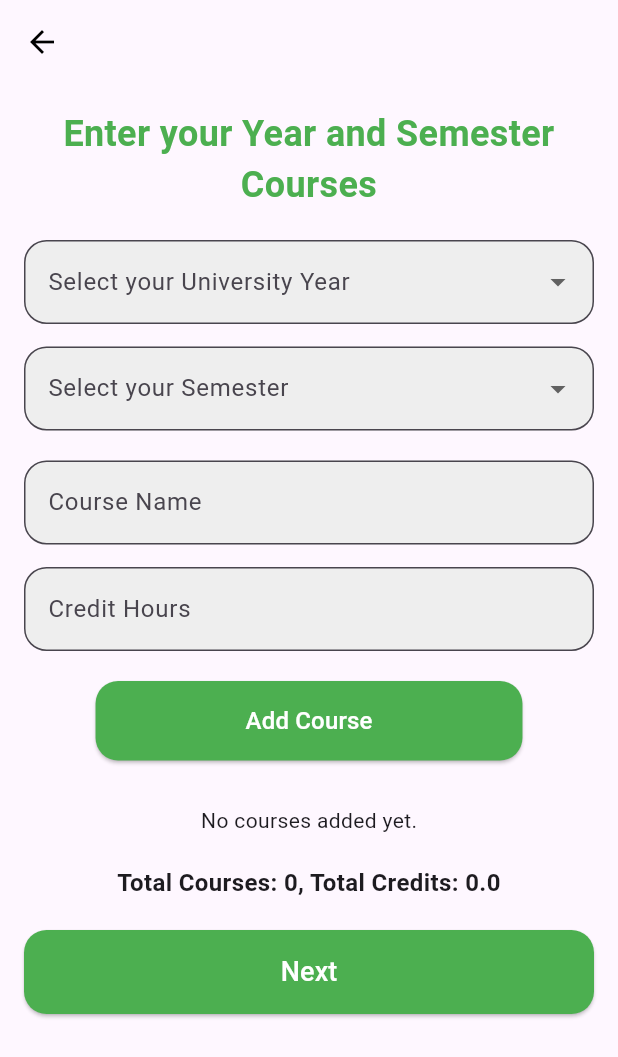
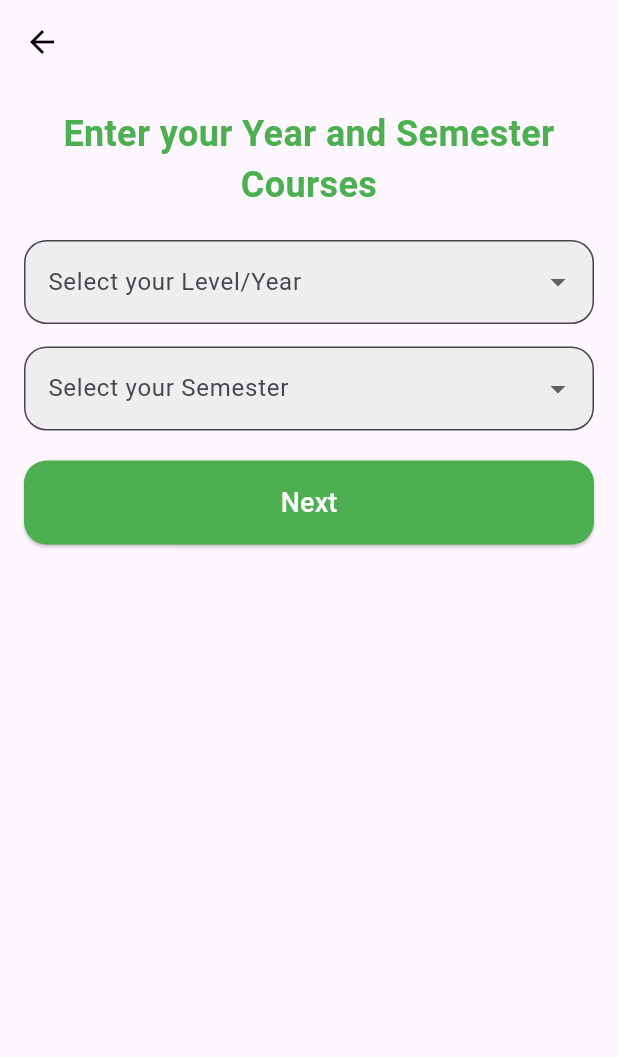
Before and after one commit to YUSSIF62/gpa_personalized_app, a Flutter app: the CoursesInputScreen screen opened directly with empty values, on a phone screen of 412 x 824 dp. Shown: the top 1057 px of the screen. Run offline on Flutter 3.47's test engine with Material 3 defaults, Android fonts, the phone set to English and light mode, and no system bars; our stand-ins replace firebase_auth; accounts and stored records are empty.

Commit message:
Update course_inputScreen.dart

```diff
--- a/lib/screens/course_inputScreen.dart
+++ b/lib/screens/course_inputScreen.dart
@@ -24,30 +24,8 @@ class _CoursesInputScreenState extends State<CoursesInputScreen> {
   List<Map<String, dynamic>> _courses = [];
 
   // Dropdown options for Year and Semester
-  final List<String> _years = [
-    'Level 100',
-    'Level 200',
-    'Level 300',
-    'Level 400'
-  ];
-  final List<String> _semesters = ['First Semester', 'Second Semester'];
-
-  // Method to add course details
-  void _addCourse() {
-    if (_formKey.currentState!.validate()) {
-      _formKey.currentState!.save();
-      setState(() {
-        _courses.add({'name': _courseName, 'credits': _creditHours});
-        _courseName = '';
-        _creditHours = 0.0;
-        _formKey.currentState!.reset();
-      });
-    }
-  }
-
-  double get _totalCredits {
-    return _courses.fold(0.0, (total, course) => total + course['credits']);
-  }
+  final List<String> _years = ['100', '200', '300', '400'];
+  final List<String> _semesters = ['First', 'Semester'];
 
   // Method to navigate to the Pledge Screen
   void _goToPledgeScreen() {
@@ -104,7 +82,7 @@ class _CoursesInputScreenState extends State<CoursesInputScreen> {
               // Dropdown for Selecting University Year
               DropdownButtonFormField<String>(
                 decoration: InputDecoration(
-                  labelText: 'Select your University Year',
+                  labelText: 'Select your Level/Year',
                   border: OutlineInputBorder(
                     borderRadius: BorderRadius.circular(15),
                     borderSide: BorderSide(color: Colors.green),
@@ -165,103 +143,6 @@ class _CoursesInputScreenState extends State<CoursesInputScreen> {
               ),
               SizedBox(height: 20),
 
-              // Form for Adding Course Name and Credit Hours
-              Form(
-                key: _formKey,
-                child: Column(
-                  children: [
-                    // Input for Course Name
-                    TextFormField(
-                      decoration: InputDecoration(
-                        labelText: 'Course Name',
-                        border: OutlineInputBorder(
-                          borderRadius: BorderRadius.circular(15),
-                          borderSide: BorderSide(color: Colors.green),
-                        ),
-                        filled: true,
-                        fillColor: Colors.grey[200],
-                      ),
-                      validator: (value) {
-                        if (value == null || value.isEmpty) {
-                          return 'Please enter a course name';
-                        }
-                        return null;
-                      },
-                      onSaved: (value) {
-                        _courseName = value!;
-                      },
-                    ),
-                    SizedBox(height: 15),
-
-                    // Input for Credit Hours
-                    TextFormField(
-                      decoration: InputDecoration(
-                        labelText: 'Credit Hours',
-                        border: OutlineInputBorder(
-                          borderRadius: BorderRadius.circular(15),
-                          borderSide: BorderSide(color: Colors.green),
-                        ),
-                        filled: true,
-                        fillColor: Colors.grey[200],
-                      ),
-                      keyboardType: TextInputType.number,
-                      validator: (value) {
-                        if (value == null || value.isEmpty) {
-                          return 'Please enter the credit hours';
-                        }
-                        return null;
-                      },
-                      onSaved: (value) {
-                        _creditHours = double.parse(value!);
-                      },
-                    ),
-                    SizedBox(height: 20),
-
-                    // Add Course Button
-                    ElevatedButton(
-                      onPressed: _addCourse,
-                      style: ElevatedButton.styleFrom(
-                        backgroundColor: Colors.green,
-                        padding:
-                            EdgeInsets.symmetric(vertical: 15, horizontal: 100),
-                        shape: RoundedRectangleBorder(
-                          borderRadius: BorderRadius.circular(15),
-                        ),
-                      ),
-                      child: Text(
-                        'Add Course',
-                        style: TextStyle(fontSize: 16, color: Colors.white),
-                      ),
-                    ),
-                  ],
-                ),
-              ),
-              SizedBox(height: 30),
-
-              // Course List (if available)
-              _courses.isEmpty
-                  ? Center(child: Text('No courses added yet.'))
-                  : ListView.builder(
-                      shrinkWrap: true,
-                      itemCount: _courses.length,
-                      itemBuilder: (context, index) {
-                        return ListTile(
-                          title: Text(_courses[index]['name']),
-                          subtitle: Text(
-                              '${_courses[index]['credits']} credit hours'),
-                        );
-                      },
-                    ),
-
-              // Total Courses and Credits
-              SizedBox(height: 20),
-              Text(
-                'Total Courses: ${_courses.length}, Total Credits: $_totalCredits',
-                style: TextStyle(fontSize: 16, fontWeight: FontWeight.bold),
-                textAlign: TextAlign.center,
-              ),
-              SizedBox(height: 20),
-
               // Next Button
               ElevatedButton(
                 onPressed: _goToPledgeScreen,
```
